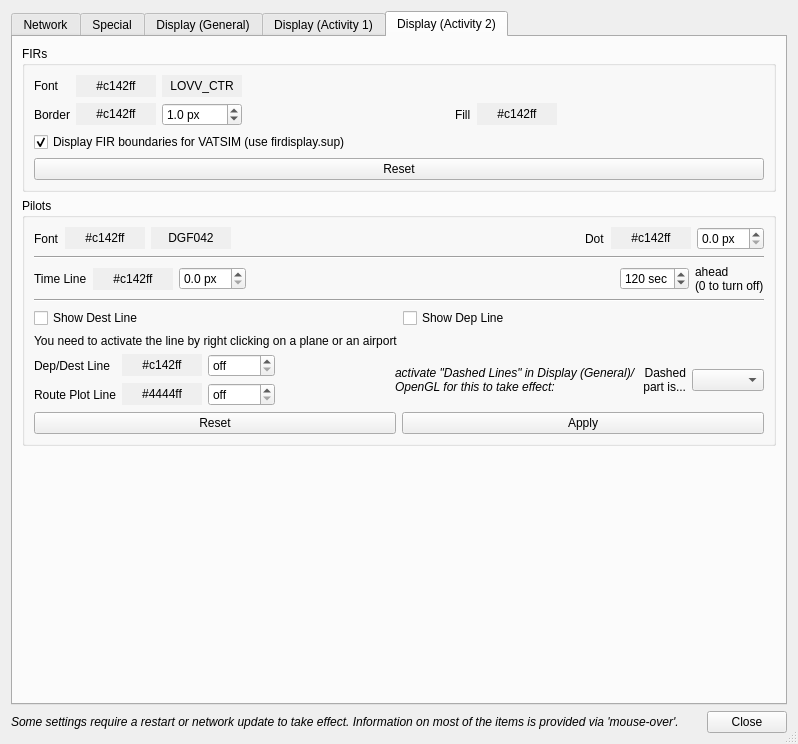
qutescoop/qutescoop, file trunk/QuteScoop/src/PreferencesDialog.ui: the form before one commit.
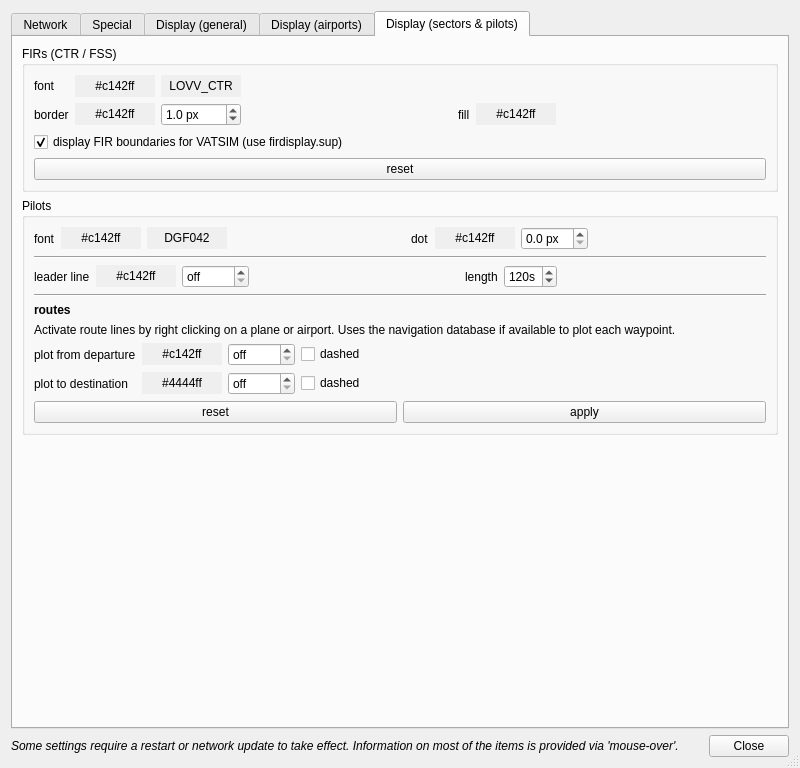
The form after the commit. The open tabs and pages were chosen to show the change. Icons and pictures are not drawn.

What changed in the file:
```diff
--- a/trunk/QuteScoop/src/PreferencesDialog.ui
+++ b/trunk/QuteScoop/src/PreferencesDialog.ui
@@ -6,8 +6,8 @@
    <rect>
     <x>0</x>
     <y>0</y>
-    <width>798</width>
-    <height>744</height>
+    <width>800</width>
+    <height>768</height>
    </rect>
   </property>
   <property name="windowTitle">
@@ -194,6 +194,40 @@
                </item>
               </layout>
              </item>
+             <item>
+              <layout class="QHBoxLayout" name="horizontalLayout_4">
+               <item>
+                <widget class="QLabel" name="label_28">
+                 <property name="text">
+                  <string>method</string>
+                 </property>
+                 <property name="alignment">
+                  <set>Qt::AlignRight|Qt::AlignTrailing|Qt::AlignVCenter</set>
+                 </property>
+                </widget>
+               </item>
+               <item>
+                <widget class="QComboBox" name="cbScreenshotMethod">
+                 <property name="toolTip">
+                  <string>Screenshots can be obtained by different methods. One or the other could make problems on your setup as grabbing an OpenGL-window can be complex. Try out which one works best for you.</string>
+                 </property>
+                </widget>
+               </item>
+               <item>
+                <widget class="QLabel" name="label_34">
+                 <property name="text">
+                  <string>imageformat</string>
+                 </property>
+                 <property name="alignment">
+                  <set>Qt::AlignRight|Qt::AlignTrailing|Qt::AlignVCenter</set>
+                 </property>
+                </widget>
+               </item>
+               <item>
+                <widget class="QComboBox" name="cbScreenshotFormat"/>
+               </item>
+              </layout>
+             </item>
             </layout>
            </widget>
           </item>
@@ -828,7 +862,7 @@
      </widget>
      <widget class="QWidget" name="display1Tab">
       <attribute name="title">
-       <string>Display (General)</string>
+       <string>Display (general)</string>
       </attribute>
       <layout class="QVBoxLayout" name="verticalLayout_12">
        <item>
@@ -1463,7 +1497,7 @@
      </widget>
      <widget class="QWidget" name="display2Tab">
       <attribute name="title">
-       <string>Display (Activity 1)</string>
+       <string>Display (airports)</string>
       </attribute>
       <layout class="QVBoxLayout" name="verticalLayout_14">
        <item>
@@ -2165,13 +2199,13 @@
      </widget>
      <widget class="QWidget" name="display3Tab">
       <attribute name="title">
-       <string>Display (Activity 2)</string>
+       <string>Display (sectors &amp;&amp; pilots)</string>
       </attribute>
       <layout class="QVBoxLayout" name="verticalLayout_7">
        <item>
         <widget class="QGroupBox" name="groupBoxFirs">
          <property name="title">
-          <string>FIRs</string>
+          <string>FIRs (CTR / FSS)</string>
          </property>
          <layout class="QVBoxLayout" name="verticalLayout_3">
           <item>
@@ -2179,7 +2213,7 @@
             <item row="1" column="0">
              <widget class="QLabel" name="label_14">
               <property name="text">
-               <string>Border</string>
+               <string>border</string>
               </property>
               <property name="buddy">
                <cstring>pbFirBorderLineColor</cstring>
@@ -2237,7 +2271,7 @@
             <item row="1" column="4">
              <widget class="QLabel" name="label_16">
               <property name="text">
-               <string>Fill</string>
+               <string>fill</string>
               </property>
               <property name="buddy">
                <cstring>pbFirFillColor</cstring>
@@ -2273,7 +2307,7 @@
             <item row="0" column="0">
              <widget class="QLabel" name="label_17">
               <property name="text">
-               <string>Font</string>
+               <string>font</string>
               </property>
               <property name="buddy">
                <cstring>pbFirFontColor</cstring>
@@ -2314,7 +2348,7 @@
              <string>Extends firdisplay.dat.</string>
             </property>
             <property name="text">
-             <string>Display FIR boundaries for VATSIM (use firdisplay.sup)</string>
+             <string>display FIR boundaries for VATSIM (use firdisplay.sup)</string>
             </property>
             <property name="checked">
              <bool>true</bool>
@@ -2327,7 +2361,7 @@
              <string>Set standard values for all settings in this group.</string>
             </property>
             <property name="text">
-             <string>Reset</string>
+             <string>reset</string>
             </property>
            </widget>
           </item>
@@ -2345,7 +2379,7 @@
             <item row="0" column="0">
              <widget class="QLabel" name="label_30">
               <property name="text">
-               <string>Font</string>
+               <string>font</string>
               </property>
               <property name="buddy">
                <cstring>pbPilotFontColor</cstring>
@@ -2394,7 +2428,7 @@
             <item row="0" column="4">
              <widget class="QLabel" name="label_31">
               <property name="text">
-               <string>Dot</string>
+               <string>dot</string>
               </property>
               <property name="buddy">
                <cstring>pbPilotDotColor</cstring>
@@ -2430,6 +2464,19 @@
               </property>
              </widget>
             </item>
+            <item row="0" column="7">
+             <spacer name="horizontalSpacer_9">
+              <property name="orientation">
+               <enum>Qt::Horizontal</enum>
+              </property>
+              <property name="sizeHint" stdset="0">
+               <size>
+                <width>40</width>
+                <height>20</height>
+               </size>
+              </property>
+             </spacer>
+            </item>
            </layout>
           </item>
           <item>
@@ -2453,7 +2500,7 @@
                <string>Visualizes the current heading and speed of an airplane.</string>
               </property>
               <property name="text">
-               <string>Time Line</string>
+               <string>leader line</string>
               </property>
               <property name="buddy">
                <cstring>pbTimeLineColor</cstring>
@@ -2475,6 +2522,12 @@
             </item>
             <item row="0" column="2">
              <widget class="QDoubleSpinBox" name="sbTimeLineStrength">
+              <property name="toolTip">
+               <string>Set to 0 to deactivate</string>
+              </property>
+              <property name="specialValueText">
+               <string>off</string>
+              </property>
               <property name="suffix">
                <string> px</string>
               </property>
@@ -2489,20 +2542,7 @@
               </property>
              </widget>
             </item>
-            <item row="0" column="3">
-             <spacer name="horizontalSpacer_13">
-              <property name="orientation">
-               <enum>Qt::Horizontal</enum>
-              </property>
-              <property name="sizeHint" stdset="0">
-               <size>
-                <width>40</width>
-                <height>20</height>
-               </size>
-              </property>
-             </spacer>
-            </item>
-            <item row="0" column="4">
+            <item row="0" column="5">
              <widget class="QSpinBox" name="spinBoxTimeline">
               <property name="toolTip">
                <string>Length of Time Line. Represents speed of the airplane.</string>
@@ -2514,7 +2554,7 @@
                <bool>true</bool>
               </property>
               <property name="suffix">
-               <string> sec</string>
+               <string>s</string>
               </property>
               <property name="maximum">
                <number>600</number>
@@ -2527,17 +2567,42 @@
               </property>
              </widget>
             </item>
-            <item row="0" column="5">
+            <item row="0" column="7">
+             <spacer name="horizontalSpacer_13">
+              <property name="orientation">
+               <enum>Qt::Horizontal</enum>
+              </property>
+              <property name="sizeHint" stdset="0">
+               <size>
+                <width>40</width>
+                <height>20</height>
+               </size>
+              </property>
+             </spacer>
+            </item>
+            <item row="0" column="4">
              <widget class="QLabel" name="label_33">
               <property name="text">
-               <string>ahead
-(0 to turn off)</string>
+               <string>length</string>
               </property>
               <property name="buddy">
                <cstring>spinBoxTimeline</cstring>
               </property>
              </widget>
             </item>
+            <item row="0" column="3">
+             <spacer name="horizontalSpacer_7">
+              <property name="orientation">
+               <enum>Qt::Horizontal</enum>
+              </property>
+              <property name="sizeHint" stdset="0">
+               <size>
+                <width>40</width>
+                <height>20</height>
+               </size>
+              </property>
+             </spacer>
+            </item>
            </layout>
           </item>
           <item>
@@ -2548,53 +2613,25 @@
            </widget>
           </item>
           <item>
-           <layout class="QHBoxLayout" name="horizontalLayout_4">
-            <item>
-             <widget class="QCheckBox" name="cbTrackFront">
-              <property name="text">
-               <string>Show Dest Line</string>
-              </property>
-             </widget>
-            </item>
-            <item>
-             <spacer name="horizontalSpacer_16">
-              <property name="orientation">
-               <enum>Qt::Horizontal</enum>
-              </property>
-              <property name="sizeHint" stdset="0">
-               <size>
-                <width>40</width>
-                <height>20</height>
-               </size>
-              </property>
-             </spacer>
-            </item>
-            <item>
-             <widget class="QCheckBox" name="cbTrackAfter">
+           <widget class="QLabel" name="label_35">
+            <property name="font">
+             <font>
+              <weight>75</weight>
+              <bold>true</bold>
+             </font>
+            </property>
               <property name="text">
-               <string>Show Dep Line</string>
-              </property>
-             </widget>
-            </item>
-            <item>
-             <spacer name="horizontalSpacer_17">
-              <property name="orientation">
-               <enum>Qt::Horizontal</enum>
-              </property>
-              <property name="sizeHint" stdset="0">
-               <size>
-                <width>40</width>
-                <height>20</height>
-               </size>
-              </property>
-             </spacer>
-            </item>
-           </layout>
+             <string>routes</string>
+            </property>
+           </widget>
           </item>
           <item>
            <widget class="QLabel" name="label_15">
             <property name="text">
-             <string>You need to activate the line by right clicking on a plane or an airport</string>
+             <string>Activate route lines by right clicking on a plane or airport. Uses the navigation database if available to plot each waypoint.</string>
+            </property>
+            <property name="wordWrap">
+             <bool>true</bool>
             </property>
            </widget>
           </item>
@@ -2612,7 +2649,7 @@
                <string>Displays straight lines from Departure and to Destination.</string>
               </property>
               <property name="text">
-               <string>Dep/Dest Line</string>
+               <string>plot from departure</string>
               </property>
               <property name="buddy">
                <cstring>pbTrackLineColor</cstring>
@@ -2638,7 +2675,7 @@
                <string>Tries to plot the correct route. Needs Navigation Database!</string>
               </property>
               <property name="text">
-               <string>Route Plot Line</string>
+               <string>plot to destination</string>
               </property>
               <property name="buddy">
                <cstring>pbPlanLineColor</cstring>
@@ -2696,31 +2733,27 @@
               </property>
              </widget>
             </item>
-            <item row="1" column="6" rowspan="2">
-             <widget class="QComboBox" name="cbDashedFrontAfter">
-              <property name="currentIndex">
-               <number>-1</number>
-              </property>
-              <property name="maxVisibleItems">
-               <number>2</number>
-              </property>
-             </widget>
-            </item>
-            <item row="1" column="5" rowspan="2">
-             <widget class="QLabel" name="lblDashed">
-              <property name="text">
-               <string>Dashed
-part is...</string>
-              </property>
-              <property name="alignment">
-               <set>Qt::AlignRight|Qt::AlignTrailing|Qt::AlignVCenter</set>
-              </property>
-              <property name="buddy">
-               <cstring>cbDashedFrontAfter</cstring>
-              </property>
-             </widget>
-            </item>
             <item row="1" column="3">
+             <widget class="QCheckBox" name="cbDepLineDashed">
+              <property name="toolTip">
+               <string>Activate &quot;Dashed Lines&quot; in OPenGL settings for this to be enabled.</string>
+              </property>
+              <property name="text">
+               <string>dashed</string>
+              </property>
+             </widget>
+            </item>
+            <item row="2" column="3">
+             <widget class="QCheckBox" name="cbDestLineDashed">
+              <property name="toolTip">
+               <string>Activate &quot;Dashed Lines&quot; in OPenGL settings for this to be enabled.</string>
+              </property>
+              <property name="text">
+               <string>dashed</string>
+              </property>
+             </widget>
+            </item>
+            <item row="1" column="4">
              <spacer name="horizontalSpacer_15">
               <property name="orientation">
                <enum>Qt::Horizontal</enum>
@@ -2733,21 +2766,6 @@
               </property>
              </spacer>
             </item>
-            <item row="1" column="4" rowspan="2">
-             <widget class="QLabel" name="label_28">
-              <property name="font">
-               <font>
-                <italic>true</italic>
-               </font>
-              </property>
-              <property name="text">
-               <string>activate &quot;Dashed Lines&quot; in Display (General)/OpenGL for this to take effect:</string>
-              </property>
-              <property name="wordWrap">
-               <bool>true</bool>
-              </property>
-             </widget>
-            </item>
            </layout>
           </item>
           <item>
@@ -2758,7 +2776,7 @@
                <string>Set standard values for all settings in this group.</string>
               </property>
               <property name="text">
-               <string>Reset</string>
+               <string>reset</string>
               </property>
              </widget>
             </item>
@@ -2768,7 +2786,7 @@
                <string>To see the effect, all pilots lists are re-calculated.</string>
               </property>
               <property name="text">
-               <string>Apply</string>
+               <string>apply</string>
               </property>
              </widget>
             </item>
```
Left out of the diff: 771 changed lines with no effect on the pictures. Lines whose indentation alone changed are shown as unchanged.
